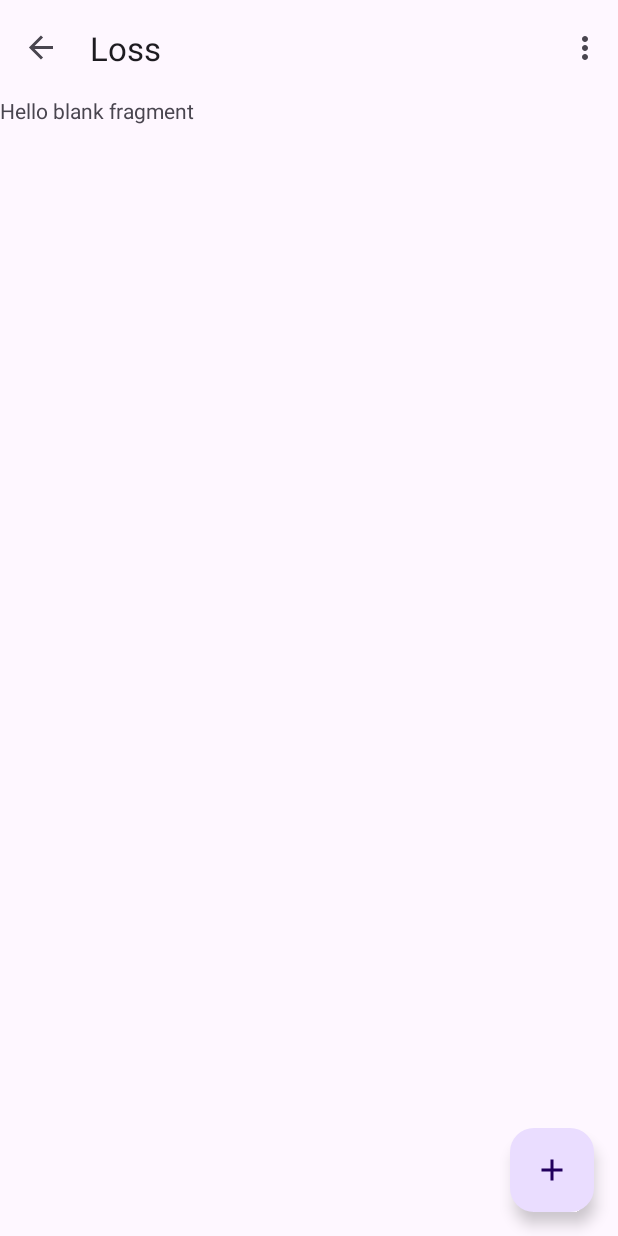
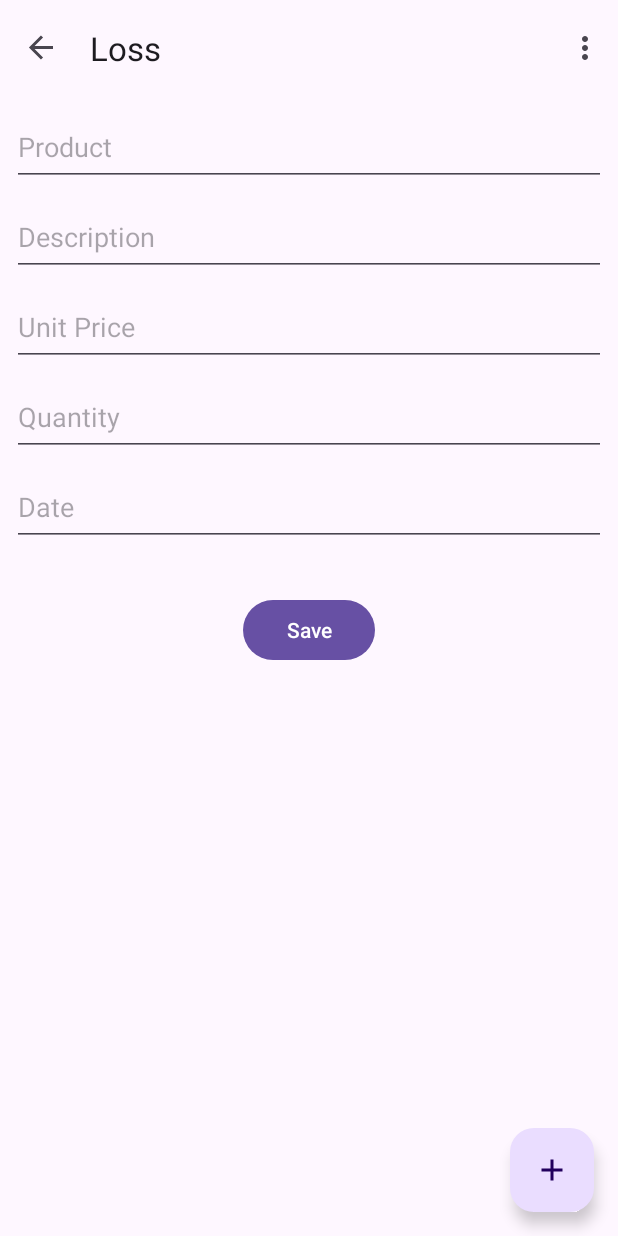
Before and after one commit to kchiwakaya/blackliquid, an Android app: the LossesFragment screen opened through its navigation route, on a phone screen of 412 x 824 dp. Run offline under Robolectric (Android 15) with nearby library versions, the phone set to English and light mode, and no system bars; our stand-ins replace navigation-ui.

Commit message:
Loss desgin

```diff
--- a/app/src/main/res/layout/fragment_add_product.xml
+++ b/app/src/main/res/layout/fragment_add_product.xml
@@ -8,7 +8,7 @@
     tools:context=".AddProductFragment">
 
     <EditText
-        android:id="@+id/editProduct"
+        android:id="@+id/editLsProduct"
         android:layout_width="0dp"
         android:layout_height="52dp"
         android:layout_marginStart="8dp"
@@ -22,7 +22,7 @@
         app:layout_constraintTop_toTopOf="parent" />
 
     <EditText
-        android:id="@+id/editDescription"
+        android:id="@+id/editLsDescription"
         android:layout_width="0dp"
         android:layout_height="52dp"
         android:layout_marginStart="8dp"
@@ -33,10 +33,10 @@
         android:inputType="text"
         app:layout_constraintEnd_toEndOf="parent"
         app:layout_constraintStart_toStartOf="parent"
-        app:layout_constraintTop_toBottomOf="@+id/editProduct" />
+        app:layout_constraintTop_toBottomOf="@+id/editLsProduct" />
 
     <EditText
-        android:id="@+id/editPPrice"
+        android:id="@+id/editLsPPrice"
         android:layout_width="0dp"
         android:layout_height="52dp"
         android:layout_marginStart="8dp"
@@ -47,10 +47,10 @@
         android:inputType="number|numberDecimal"
         app:layout_constraintEnd_toEndOf="parent"
         app:layout_constraintStart_toStartOf="parent"
-        app:layout_constraintTop_toBottomOf="@+id/editDescription" />
+        app:layout_constraintTop_toBottomOf="@+id/editLsDescription" />
 
     <EditText
-        android:id="@+id/editPQuantity"
+        android:id="@+id/editLsQuantity"
         android:layout_width="0dp"
         android:layout_height="52dp"
         android:layout_marginStart="8dp"
@@ -61,10 +61,10 @@
         android:inputType="number"
         app:layout_constraintEnd_toEndOf="parent"
         app:layout_constraintStart_toStartOf="parent"
-        app:layout_constraintTop_toBottomOf="@+id/editPPrice" />
+        app:layout_constraintTop_toBottomOf="@+id/editLsPPrice" />
 
     <EditText
-        android:id="@+id/editDate"
+        android:id="@+id/editLsDate"
         android:layout_width="0dp"
         android:layout_height="52dp"
         android:layout_marginStart="8dp"
@@ -75,10 +75,10 @@
         android:inputType="date"
         app:layout_constraintEnd_toEndOf="parent"
         app:layout_constraintStart_toStartOf="parent"
-        app:layout_constraintTop_toBottomOf="@+id/editPQuantity" />
+        app:layout_constraintTop_toBottomOf="@+id/editLsQuantity" />
 
     <Button
-        android:id="@+id/button"
+        android:id="@+id/btnLsSave"
         android:layout_width="wrap_content"
         android:layout_height="wrap_content"
         android:layout_marginStart="8dp"
@@ -87,5 +87,5 @@
         android:text="Save"
         app:layout_constraintEnd_toEndOf="parent"
         app:layout_constraintStart_toStartOf="parent"
-        app:layout_constraintTop_toBottomOf="@+id/editDate" />
+        app:layout_constraintTop_toBottomOf="@+id/editLsDate" />
 </androidx.constraintlayout.widget.ConstraintLayout>
--- a/app/src/main/res/layout/fragment_losses.xml
+++ b/app/src/main/res/layout/fragment_losses.xml
@@ -2,20 +2,90 @@
 <androidx.constraintlayout.widget.ConstraintLayout xmlns:android="http://schemas.android.com/apk/res/android"
     xmlns:app="http://schemas.android.com/apk/res-auto"
     xmlns:tools="http://schemas.android.com/tools"
-    android:id="@+id/frameLayout5"
+    android:id="@+id/ltLoss"
     android:layout_width="match_parent"
     android:layout_height="match_parent"
     tools:context=".LossesFragment">
 
-    <!-- TODO: Update blank fragment layout -->
-    <TextView
-        android:id="@+id/textView5"
+    <EditText
+        android:id="@+id/editLsProduct"
         android:layout_width="0dp"
-        android:layout_height="0dp"
-        android:text="@string/hello_blank_fragment"
-        app:layout_constraintBottom_toBottomOf="parent"
+        android:layout_height="52dp"
+        android:layout_marginStart="8dp"
+        android:layout_marginTop="8dp"
+        android:layout_marginEnd="8dp"
+        android:ems="10"
+        android:hint="Product"
+        android:inputType="text"
         app:layout_constraintEnd_toEndOf="parent"
         app:layout_constraintStart_toStartOf="parent"
         app:layout_constraintTop_toTopOf="parent" />
 
+    <EditText
+        android:id="@+id/editLsDescription"
+        android:layout_width="0dp"
+        android:layout_height="52dp"
+        android:layout_marginStart="8dp"
+        android:layout_marginTop="8dp"
+        android:layout_marginEnd="8dp"
+        android:ems="10"
+        android:hint="Description"
+        android:inputType="text"
+        app:layout_constraintEnd_toEndOf="parent"
+        app:layout_constraintStart_toStartOf="parent"
+        app:layout_constraintTop_toBottomOf="@+id/editLsProduct" />
+
+    <EditText
+        android:id="@+id/editLsPPrice"
+        android:layout_width="0dp"
+        android:layout_height="52dp"
+        android:layout_marginStart="8dp"
+        android:layout_marginTop="8dp"
+        android:layout_marginEnd="8dp"
+        android:ems="10"
+        android:hint="Unit Price"
+        android:inputType="number|numberDecimal"
+        app:layout_constraintEnd_toEndOf="parent"
+        app:layout_constraintStart_toStartOf="parent"
+        app:layout_constraintTop_toBottomOf="@+id/editLsDescription" />
+
+    <EditText
+        android:id="@+id/editLsQuantity"
+        android:layout_width="0dp"
+        android:layout_height="52dp"
+        android:layout_marginStart="8dp"
+        android:layout_marginTop="8dp"
+        android:layout_marginEnd="8dp"
+        android:ems="10"
+        android:hint="Quantity"
+        android:inputType="number"
+        app:layout_constraintEnd_toEndOf="parent"
+        app:layout_constraintStart_toStartOf="parent"
+        app:layout_constraintTop_toBottomOf="@+id/editLsPPrice" />
+
+    <EditText
+        android:id="@+id/editLsDate"
+        android:layout_width="0dp"
+        android:layout_height="52dp"
+        android:layout_marginStart="8dp"
+        android:layout_marginTop="8dp"
+        android:layout_marginEnd="8dp"
+        android:ems="10"
+        android:hint="Date"
+        android:inputType="date"
+        app:layout_constraintEnd_toEndOf="parent"
+        app:layout_constraintStart_toStartOf="parent"
+        app:layout_constraintTop_toBottomOf="@+id/editLsQuantity" />
+
+    <Button
+        android:id="@+id/btnLsSave"
+        android:layout_width="wrap_content"
+        android:layout_height="wrap_content"
+        android:layout_marginStart="8dp"
+        android:layout_marginTop="32dp"
+        android:layout_marginEnd="8dp"
+        android:text="Save"
+        app:layout_constraintEnd_toEndOf="parent"
+        app:layout_constraintStart_toStartOf="parent"
+        app:layout_constraintTop_toBottomOf="@+id/editLsDate" />
 </androidx.constraintlayout.widget.ConstraintLayout>
```
